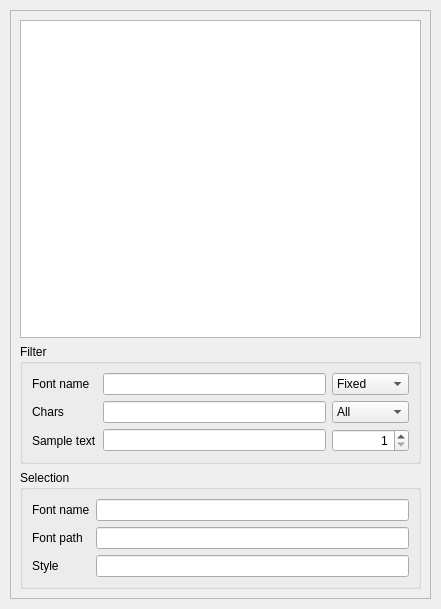
Old version of the form src/gui/FontList.ui in the repository openscad/openscad.
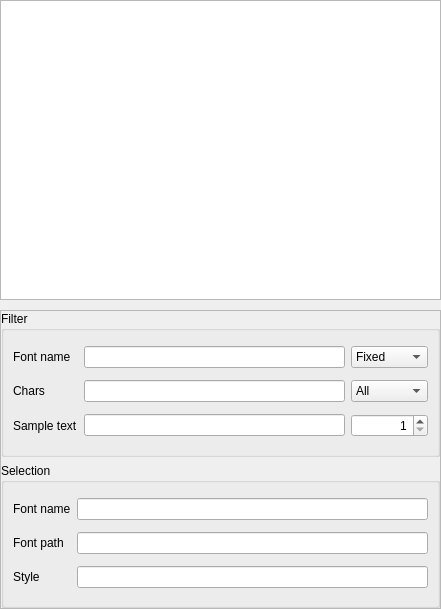
New version of the form. Icons and pictures are not drawn. Custom widgets are drawn as their Qt base class.

Commit message: Tweak the layouts of the ColorList, ErrorLog, FontList, and Viewport Control panes.

```diff
--- a/src/gui/FontList.ui
+++ b/src/gui/FontList.ui
@@ -33,40 +33,31 @@
     <enum>QLayout::SetDefaultConstraint</enum>
    </property>
    <property name="leftMargin">
-    <number>10</number>
+    <number>0</number>
    </property>
    <property name="topMargin">
-    <number>10</number>
+    <number>0</number>
    </property>
    <property name="rightMargin">
-    <number>10</number>
+    <number>0</number>
    </property>
    <property name="bottomMargin">
-    <number>10</number>
+    <number>0</number>
    </property>
-   <item>
-    <widget class="QScrollArea" name="scrollArea">
-     <property name="sizePolicy">
-      <sizepolicy hsizetype="MinimumExpanding" vsizetype="Expanding">
-       <horstretch>0</horstretch>
-       <verstretch>0</verstretch>
-      </sizepolicy>
-     </property>
-     <property name="widgetResizable">
-      <bool>true</bool>
-     </property>
-     <widget class="QWidget" name="scrollAreaWidgetContents">
-      <property name="geometry">
-       <rect>
-        <x>0</x>
-        <y>0</y>
-        <width>419</width>
-        <height>587</height>
-       </rect>
-      </property>
-      <layout class="QVBoxLayout" name="verticalLayout_2">
        <item>
         <widget class="FontListTableView" name="tableView">
+     <property name="leftMargin">
+      <number>10</number>
+     </property>
+     <property name="topMargin">
+      <number>10</number>
+     </property>
+     <property name="rightMargin">
+      <number>10</number>
+     </property>
+     <property name="bottomMargin">
+      <number>10</number>
+     </property>
          <property name="sizePolicy">
           <sizepolicy hsizetype="Preferred" vsizetype="MinimumExpanding">
            <horstretch>0</horstretch>
@@ -96,6 +87,39 @@
          </attribute>
         </widget>
        </item>
+   <item>
+    <widget class="QScrollArea" name="scrollArea">
+     <property name="sizePolicy">
+      <sizepolicy hsizetype="MinimumExpanding" vsizetype="Expanding">
+       <horstretch>0</horstretch>
+       <verstretch>0</verstretch>
+      </sizepolicy>
+     </property>
+     <property name="widgetResizable">
+      <bool>true</bool>
+     </property>
+     <widget class="QWidget" name="scrollAreaWidgetContents">
+      <property name="geometry">
+       <rect>
+        <x>0</x>
+        <y>0</y>
+        <width>419</width>
+        <height>587</height>
+       </rect>
+      </property>
+      <layout class="QVBoxLayout" name="verticalLayout_2">
+       <property name="leftMargin">
+        <number>0</number>
+       </property>
+       <property name="topMargin">
+        <number>0</number>
+       </property>
+       <property name="rightMargin">
+        <number>0</number>
+       </property>
+       <property name="bottomMargin">
+        <number>0</number>
+       </property>
        <item>
         <widget class="QGroupBox" name="groupBoxFilter">
          <property name="sizePolicy">
```
Lines whose indentation alone changed are shown as unchanged. The commit also changes 4 other files.
